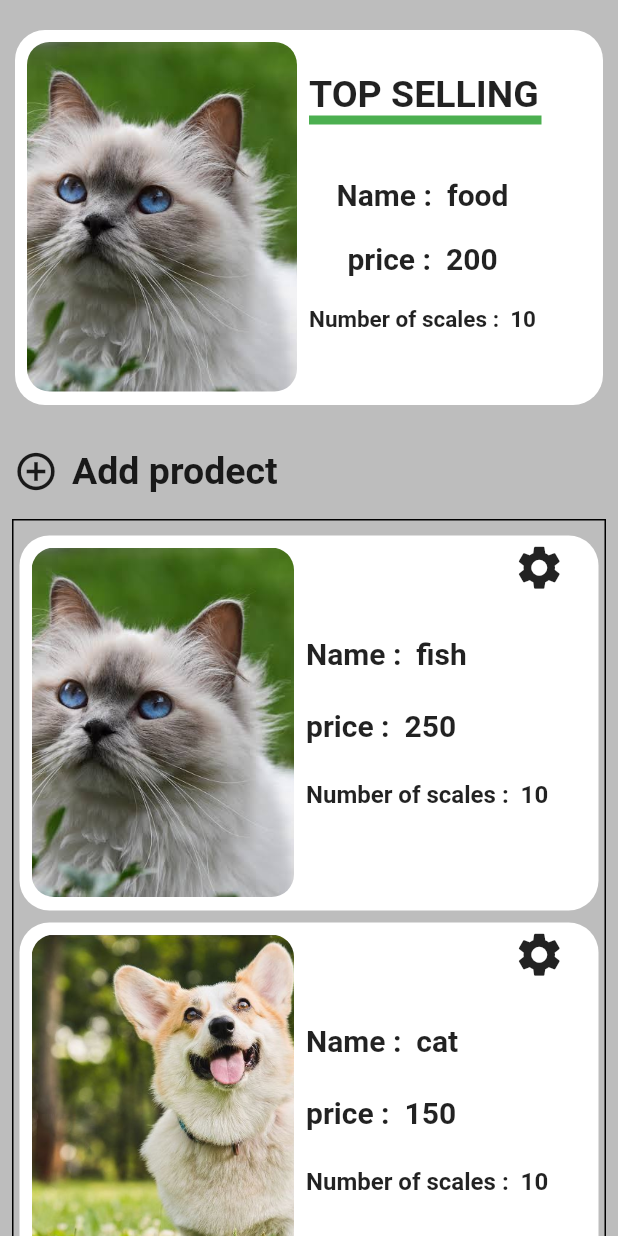
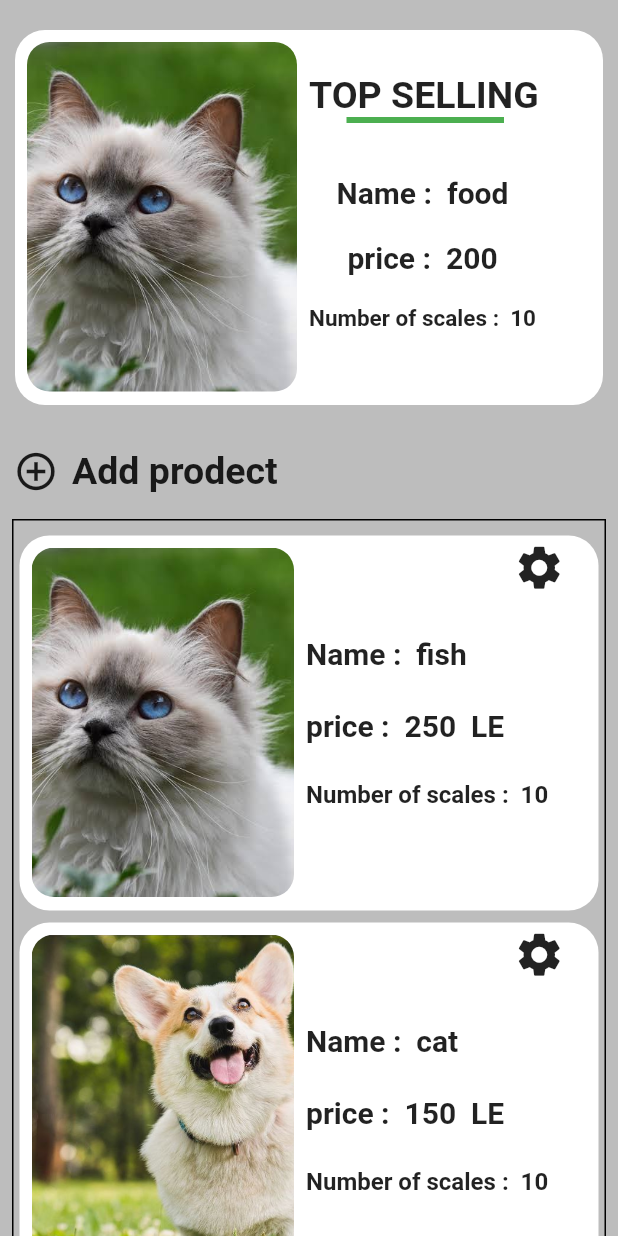
Before and after one commit to mostafa-mosad1/fff51, a Flutter app: the shop_trader screen opened directly, on a phone screen of 412 x 824 dp. Run offline on Flutter 3.47's test engine with Material 2 defaults, Android fonts, the phone set to English and light mode, and no system bars; our stand-ins replace badges, carousel_pro, curved_navigation_bar, flutter_svg, image_picker, slide_countdown and 1 more; project files that could hold a hidden picture were left out.

Commit message:
Merge remote-tracking branch 'github/master'

```diff
--- a/lib/auth/signin.dart
+++ b/lib/auth/signin.dart
@@ -117,7 +117,7 @@ class _SigninState extends State<Signin> {
                                 Navigator.push(
                                     context,
                                     MaterialPageRoute(
-                                      builder: (context) => home_mangaementTrader(),
+                                      builder: (context) => home_management(),
                                     ));
                               },
                               child: Text(
--- a/lib/trader/shop_trader.dart
+++ b/lib/trader/shop_trader.dart
@@ -69,12 +69,6 @@ class _shop_traderState extends State<shop_trader> {
           mainAxisAlignment: MainAxisAlignment.start,
           crossAxisAlignment: CrossAxisAlignment.start,
           children: [
-            // Container(
-            //     margin: EdgeInsets.only(left: 10, top: 8),
-            //     child: Text(
-            //       "Top selling".toUpperCase(),
-            //       style: TextStyle(fontWeight: FontWeight.bold, fontSize: 30),
-            //     )),
             SizedBox(
               height: 10,
             ),
@@ -121,9 +115,10 @@ class _shop_traderState extends State<shop_trader> {
                         ),
                         Center(
                             child: SizedBox(
-                          height: 6,
-                          width: 155,
+                          height: 4,
+                          width: 130,
                           child: Container(
+                            margin: EdgeInsets.only(left: 25),
                             color: Colors.green,
                           ),
                         )),
@@ -225,7 +220,8 @@ class _shop_traderState extends State<shop_trader> {
                                             CrossAxisAlignment.start,
                                         children: [
                                           widget.datafour != null
-                                              ? Container(
+                                              ?
+                                          Container(
                                                   width: 175,
                                                   height: 233,
                                                   decoration: BoxDecoration(
@@ -239,7 +235,8 @@ class _shop_traderState extends State<shop_trader> {
                                                     ),
                                                   ),
                                                 )
-                                              : Container(
+                                              :
+                                          Container(
                                                   width: 175,
                                                   height: 233,
                                                   decoration: BoxDecoration(
@@ -284,14 +281,14 @@ class _shop_traderState extends State<shop_trader> {
                                         ),
                                         widget.datatwo != null
                                             ? Text(
-                                                "price :  ${widget.datatwo}",
+                                                "price :  ${widget.datatwo}  LE",
                                                 style: TextStyle(
                                                     fontSize: 20,
                                                     fontWeight:
                                                         FontWeight.bold),
                                               )
                                             : Text(
-                                                "price :  ${trad[index]['price']}",
+                                                "price :  ${trad[index]['price']}  LE",
                                                 style: TextStyle(
                                                     fontSize: 20,
                                                     fontWeight:
@@ -346,7 +343,8 @@ class _shop_traderState extends State<shop_trader> {
             Stack(
               children: [
                 widget.Pimage != null
-                    ? Column(
+                    ?
+                Column(
                         children: [
                           Container(
                             padding: EdgeInsets.all(4.0),
@@ -367,7 +365,8 @@ class _shop_traderState extends State<shop_trader> {
                                           CrossAxisAlignment.start,
                                       children: [
                                         widget.Pimage != null
-                                            ? Container(
+                                            ?
+                                        Container(
                                                 width: 175,
                                                 height: 233,
                                                 decoration: BoxDecoration(
@@ -402,7 +401,7 @@ class _shop_traderState extends State<shop_trader> {
                                       ),
                                       widget.Pprice != null
                                           ? Text(
-                                              "price :  ${widget.Pprice}",
+                                              "price :  ${widget.Pprice}  LE",
                                               style: TextStyle(
                                                   fontSize: 20,
                                                   fontWeight: FontWeight.bold),
```
